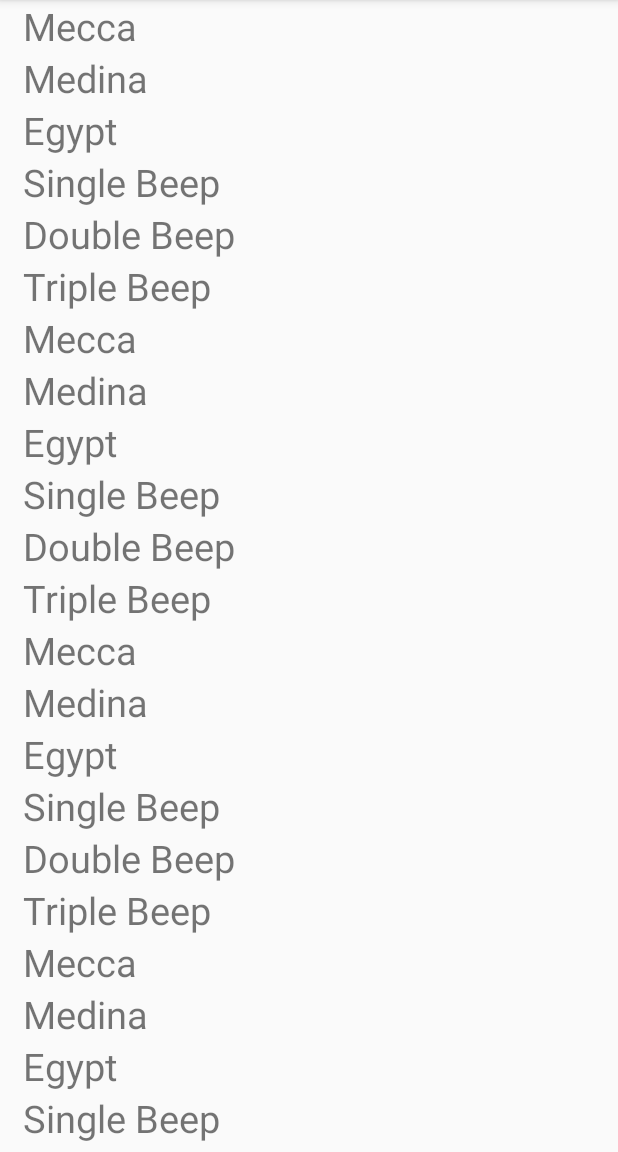
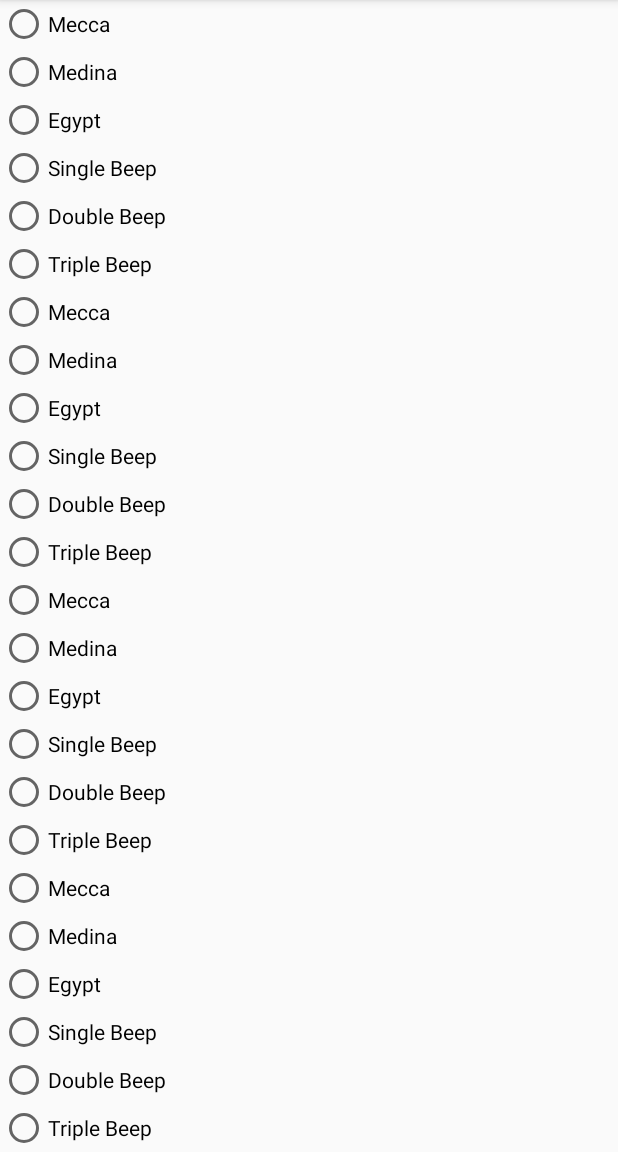
Before and after one commit to Nabubaker/pure_athan, an Android app: the screen it shows after launch (NotificationMethodActivity), on a phone screen of 412 x 824 dp, the part 84-1236 px from its top. Run offline under Robolectric (Android 15) with nearby library versions, the phone set to English and light mode, and no system bars.

Commit message:
Adds working radio button to list

```diff
--- a/app/src/main/java/com/pure/pureathan/NotificationListAdapter.java
+++ b/app/src/main/java/com/pure/pureathan/NotificationListAdapter.java
@@ -3,15 +3,20 @@ package com.pure.pureathan;
 import android.support.v7.widget.RecyclerView;
 import android.view.LayoutInflater;
 import android.view.ViewGroup;
-import android.widget.TextView;
+import android.widget.RadioButton;
+
+import java.util.ArrayList;
+import java.util.List;
 
 
 public class NotificationListAdapter extends RecyclerView.Adapter<NotificationListAdapter.NotificationHolder> {
-    private String[] mDataset;
-
+    private List<AthanItem> mDataset = new ArrayList<>();
 
     public NotificationListAdapter(String[] myDataset) {
-        mDataset = myDataset;
+        int dataSetSize = myDataset.length;
+        for (int i=0;i<dataSetSize;i++){
+            mDataset.add(new AthanItem(myDataset[i]));
+        }
     }
 
 
@@ -19,29 +24,68 @@ public class NotificationListAdapter extends RecyclerView.Adapter<NotificationLi
     public NotificationListAdapter.NotificationHolder onCreateViewHolder(
             ViewGroup parent, int viewType) {
 
-        TextView v = (TextView) LayoutInflater.from(parent.getContext())
+        RadioButton radioButton = (RadioButton) LayoutInflater.from(parent.getContext())
                 .inflate(R.layout.notification_list_item, parent, false);
 
-        NotificationHolder vh = new NotificationHolder(v);
+        NotificationHolder vh = new NotificationHolder(radioButton);
         return vh;
     }
 
 
     @Override
     public void onBindViewHolder(NotificationHolder holder, int position) {
-        holder.mTextView.setText(mDataset[position]);
+        AthanItem item = mDataset.get(position);
+        RadioButton radioButton = holder.getRadioButton();
+
+        radioButton.setChecked(item.isChecked());
+        radioButton.setText(item.getName());
     }
 
     @Override
     public int getItemCount() {
-        return mDataset.length;
+        return mDataset.size();
+    }
+
+    public void unCheckAll(){
+        int dataSetSize = mDataset.size();
+        for (int i=0;i<dataSetSize;i++){
+            mDataset.get(i).setChecked(false);
+        }
+    }
+
+    public void check(int position){
+        mDataset.get(position).setChecked(true);
     }
 
     public static class NotificationHolder extends RecyclerView.ViewHolder {
-        public TextView mTextView;
-        public NotificationHolder(TextView v) {
-            super(v);
-            mTextView = v;
+        private RadioButton mRadioButton;
+
+        public NotificationHolder(RadioButton radioButton) {
+            super(radioButton);
+            mRadioButton = radioButton;
+        }
+
+        public RadioButton getRadioButton() {
+            return mRadioButton;
+        }
+    }
+
+    private class AthanItem {
+        private String mName;
+        private boolean mIsChecked;
+
+        public AthanItem(String name){ this.mName=name;}
+
+        public String getName() {
+            return this.mName;
+        }
+
+        public boolean isChecked() {
+            return mIsChecked;
+        }
+
+        public void setChecked(boolean mIsChecked) {
+            this.mIsChecked = mIsChecked;
         }
     }
 
--- a/app/src/main/java/com/pure/pureathan/NotificationListFragment.java
+++ b/app/src/main/java/com/pure/pureathan/NotificationListFragment.java
@@ -12,6 +12,7 @@ import android.support.v7.widget.RecyclerView;
 import android.view.LayoutInflater;
 import android.view.View;
 import android.view.ViewGroup;
+import android.widget.RadioButton;
 
 public class NotificationListFragment extends Fragment {
 
@@ -43,16 +44,6 @@ public class NotificationListFragment extends Fragment {
                 "Mecca", "Medina", "Egypt", "Single Beep", "Double Beep", "Triple Beep",
                 "Mecca", "Medina", "Egypt", "Single Beep", "Double Beep", "Triple Beep",
                 "Mecca", "Medina", "Egypt", "Single Beep", "Double Beep", "Triple Beep",
-                "Mecca", "Medina", "Egypt", "Single Beep", "Double Beep", "Triple Beep",
-                "Mecca", "Medina", "Egypt", "Single Beep", "Double Beep", "Triple Beep",
-                "Mecca", "Medina", "Egypt", "Single Beep", "Double Beep", "Triple Beep",
-                "Mecca", "Medina", "Egypt", "Single Beep", "Double Beep", "Triple Beep",
-                "Mecca", "Medina", "Egypt", "Single Beep", "Double Beep", "Triple Beep",
-                "Mecca", "Medina", "Egypt", "Single Beep", "Double Beep", "Triple Beep",
-                "Mecca", "Medina", "Egypt", "Single Beep", "Double Beep", "Triple Beep",
-                "Mecca", "Medina", "Egypt", "Single Beep", "Double Beep", "Triple Beep",
-                "Mecca", "Medina", "Egypt", "Single Beep", "Double Beep", "Triple Beep",
-                "Mecca", "Medina", "Egypt", "Single Beep", "Double Beep", "Triple Beep",
                 "Mecca", "Medina", "Egypt", "Single Beep", "Double Beep", "Triple Beep"
         };
         //String[] notificationMethods = {};
--- a/app/src/main/java/com/pure/pureathan/NotificationMethodActivity.java
+++ b/app/src/main/java/com/pure/pureathan/NotificationMethodActivity.java
@@ -4,6 +4,9 @@ import android.support.v7.app.AppCompatActivity;
 import android.os.Bundle;
 import android.support.v7.widget.LinearLayoutManager;
 import android.support.v7.widget.RecyclerView;
+import android.util.Log;
+import android.view.View;
+import android.widget.RadioButton;
 
 public class NotificationMethodActivity extends AppCompatActivity {
 
@@ -12,4 +15,22 @@ public class NotificationMethodActivity extends AppCompatActivity {
         super.onCreate(savedInstanceState);
         setContentView(R.layout.activity_notification_method);
     }
+
+
+    public void onRadioButtonClicked(View view) {
+        RecyclerView recyclerView = (RecyclerView) findViewById(R.id.notification_list_recycler_view);
+        NotificationListAdapter adapter = (NotificationListAdapter) recyclerView.getAdapter();
+        adapter.unCheckAll();
+
+        int childCount = recyclerView.getChildCount();
+        for (int i=0;i<childCount;i++){
+            ((RadioButton)recyclerView.getChildAt(i)).setChecked(false);
+        }
+
+        int position = recyclerView.getChildAdapterPosition(view);
+        adapter.check(position);
+        ((RadioButton) view).setChecked(true);
+        Log.i("Sami:parent ", view.getParent().toString());
+        Log.i("Sami:child", view.toString());
+    }
 }
--- a/app/src/main/res/layout/fragment_notification_list.xml
+++ b/app/src/main/res/layout/fragment_notification_list.xml
@@ -1,9 +1,11 @@
 <?xml version="1.0" encoding="utf-8"?>
-<FrameLayout xmlns:android="http://schemas.android.com/apk/res/android"
+<FrameLayout
+    xmlns:android="http://schemas.android.com/apk/res/android"
     xmlns:tools="http://schemas.android.com/tools"
     android:layout_width="match_parent"
     android:layout_height="match_parent"
     tools:context=".NotificationListFragment">
+
 
     <android.support.v7.widget.RecyclerView
         android:id="@+id/notification_list_recycler_view"
--- a/app/src/main/res/layout/notification_list_item.xml
+++ b/app/src/main/res/layout/notification_list_item.xml
@@ -1,11 +1,7 @@
 <?xml version="1.0" encoding="utf-8"?>
-    <TextView
-        xmlns:android="http://schemas.android.com/apk/res/android"
-        xmlns:tools="http://schemas.android.com/tools"
-        android:id="@+id/textView"
-        android:layout_width="wrap_content"
-        android:layout_height="wrap_content"
-        android:textSize="25sp"
-        android:paddingLeft="15dp"
-        tools:layout_editor_absoluteX="218dp"
-        tools:layout_editor_absoluteY="103dp" />
+<RadioButton
+    xmlns:android="http://schemas.android.com/apk/res/android"
+    android:id="@+id/athanItem"
+    android:layout_width="wrap_content"
+    android:layout_height="wrap_content"
+    android:onClick="onRadioButtonClicked"/>
```
